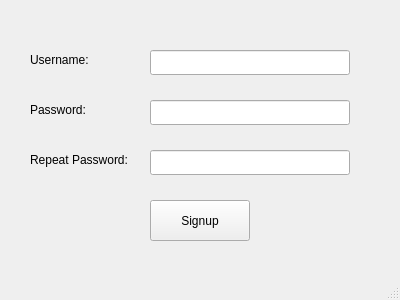
Old version of the form main/HOME/signup.ui in the repository WanThinnn/Cryptography-Project.
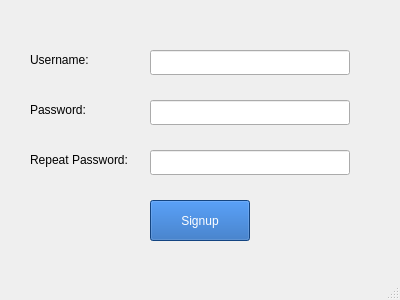
New version of the form.

The edit to the form file:
```diff
--- a/main/HOME/signup.ui
+++ b/main/HOME/signup.ui
@@ -72,6 +72,10 @@
       <height>41</height>
      </rect>
     </property>
+    <property name="styleSheet">
+     <string notr="true">color: rgb(255, 255, 255);
+	background-color: rgb(26, 95, 180);</string>
+    </property>
     <property name="text">
      <string>Signup</string>
     </property>
```
Left out of the diff: 2 changed lines with no effect on the pictures.
